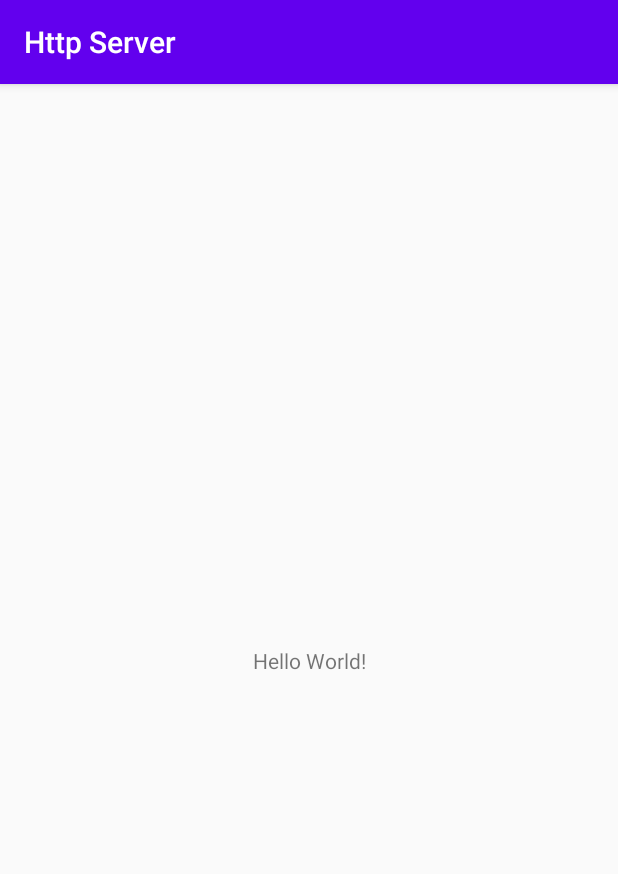
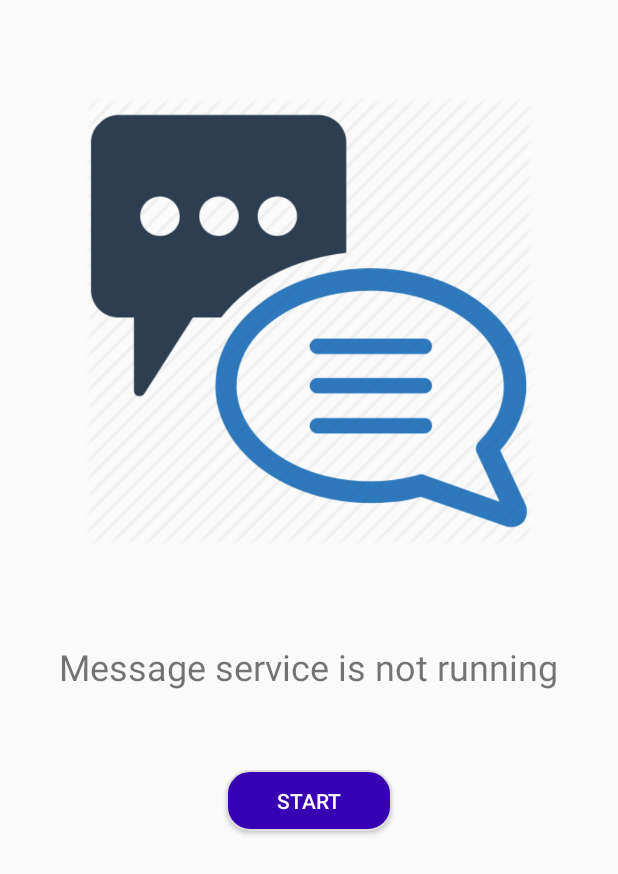
Before and after one commit to Android-Final-Project-dpipi17-rlobz17/Http-Chat, an Android app: the screen it shows after launch (MainActivity), on a phone screen of 412 x 824 dp. Shown: the top 874 px of the screen. Run offline under Robolectric (Android 15) with nearby library versions, the phone set to English and light mode, and no system bars.

Commit message:
Working on http server

```diff
--- a/HttpServer/app/build.gradle
+++ b/HttpServer/app/build.gradle
@@ -1,6 +1,7 @@
 apply plugin: 'com.android.application'
 apply plugin: 'kotlin-android'
 apply plugin: 'kotlin-android-extensions'
+apply plugin: 'kotlin-kapt'
 
 android {
     compileSdkVersion 29
@@ -34,4 +35,7 @@ dependencies {
     androidTestImplementation 'androidx.test.ext:junit:1.1.1'
     androidTestImplementation 'androidx.test.espresso:espresso-core:3.2.0'
 
+    implementation "androidx.room:room-runtime:2.2.5"
+    kapt "androidx.room:room-compiler:2.2.5"
+
 }
--- a/HttpServer/app/src/main/AndroidManifest.xml
+++ b/HttpServer/app/src/main/AndroidManifest.xml
@@ -1,6 +1,9 @@
 <?xml version="1.0" encoding="utf-8"?>
 <manifest xmlns:android="http://schemas.android.com/apk/res/android"
     package="com.example.httpserver">
+
+    <!--    permissions-->
+    <uses-permission android:name="android.permission.INTERNET"/>
 
     <application
         android:allowBackup="true"
--- /dev/null
+++ b/HttpServer/app/src/main/res/drawable/rounded_bordered_rect.xml
@@ -0,0 +1,15 @@
+<?xml version="1.0" encoding="utf-8"?>
+<layer-list xmlns:android="http://schemas.android.com/apk/res/android">
+    <item
+        android:left="5dp"
+        android:right="5dp"
+        android:top="5dp"
+        android:bottom="5dp">
+
+        <shape android:shape="rectangle">
+            <solid android:color="@color/colorPrimaryDark"/>
+            <corners android:radius="15dp"/>
+            <stroke android:width="1dp" android:color="#DDDDDD"/>
+        </shape>
+    </item>
+</layer-list>
--- a/HttpServer/app/src/main/res/layout/activity_main.xml
+++ b/HttpServer/app/src/main/res/layout/activity_main.xml
@@ -6,13 +6,37 @@
     android:layout_height="match_parent"
     tools:context=".MainActivity">
 
+    <ImageView
+        android:id="@+id/imageView"
+        android:layout_width="300dp"
+        android:layout_height="300dp"
+        android:layout_marginTop="64dp"
+        android:contentDescription="@string/app_name"
+        app:layout_constraintEnd_toEndOf="parent"
+        app:layout_constraintStart_toStartOf="parent"
+        app:layout_constraintTop_toTopOf="parent"
+        app:srcCompat="@drawable/message_service_image" />
+
     <TextView
+        android:id="@+id/service_info_text_view"
         android:layout_width="wrap_content"
         android:layout_height="wrap_content"
-        android:text="Hello World!"
-        app:layout_constraintBottom_toBottomOf="parent"
-        app:layout_constraintLeft_toLeftOf="parent"
-        app:layout_constraintRight_toRightOf="parent"
-        app:layout_constraintTop_toTopOf="parent" />
+        android:layout_marginTop="64dp"
+        android:text="@string/service_is_stopped_text"
+        android:textSize="24sp"
+        app:layout_constraintEnd_toEndOf="@+id/imageView"
+        app:layout_constraintStart_toStartOf="@+id/imageView"
+        app:layout_constraintTop_toBottomOf="@+id/imageView" />
 
+    <Button
+        android:id="@+id/service_on_off_button"
+        android:layout_width="120dp"
+        android:layout_height="50dp"
+        android:layout_marginTop="48dp"
+        android:background="@drawable/rounded_bordered_rect"
+        android:text="@string/button_start_service_text"
+        android:textColor="@color/white"
+        app:layout_constraintEnd_toEndOf="parent"
+        app:layout_constraintStart_toStartOf="parent"
+        app:layout_constraintTop_toBottomOf="@+id/service_info_text_view" />
 </androidx.constraintlayout.widget.ConstraintLayout>
--- a/HttpServer/app/src/main/res/values/colors.xml
+++ b/HttpServer/app/src/main/res/values/colors.xml
@@ -3,4 +3,5 @@
     <color name="colorPrimary">#6200EE</color>
     <color name="colorPrimaryDark">#3700B3</color>
     <color name="colorAccent">#03DAC5</color>
+    <color name="white">#FCF9FF</color>
 </resources>
--- a/HttpServer/app/src/main/res/values/strings.xml
+++ b/HttpServer/app/src/main/res/values/strings.xml
@@ -1,3 +1,8 @@
 <resources>
     <string name="app_name">Http Server</string>
+    <string name="button_start_service_text">Start</string>
+    <string name="button_stop_service_text">Stop</string>
+    <string name="service_is_running_text">Message service is running</string>
+    <string name="service_is_stopped_text">Message service is not running</string>
+
 </resources>
--- a/HttpServer/app/src/main/res/values/styles.xml
+++ b/HttpServer/app/src/main/res/values/styles.xml
@@ -1,6 +1,6 @@
 <resources>
     <!-- Base application theme. -->
-    <style name="AppTheme" parent="Theme.AppCompat.Light.DarkActionBar">
+    <style name="AppTheme" parent="Theme.AppCompat.Light.NoActionBar">
         <!-- Customize your theme here. -->
         <item name="colorPrimary">@color/colorPrimary</item>
         <item name="colorPrimaryDark">@color/colorPrimaryDark</item>
```
Also changed, not shown: HttpServer/app/src/main/java/com/example/httpserver/MainActivity.kt (+107 -0 lines), HttpServer/app/src/main/java/com/example/httpserver/database/Converters.kt (added, +16 -0 lines), HttpServer/app/src/main/java/com/example/httpserver/database/message/Message.kt (added, +30 -0 lines), HttpServer/app/src/main/java/com/example/httpserver/database/user/User.kt (added, +13 -0 lines), HttpServer/app/libs/http-2.2.1.jar (added), HttpServer/app/libs/sun-common-server.jar (added), HttpServer/app/src/main/res/drawable/message_service_image.png (added).
